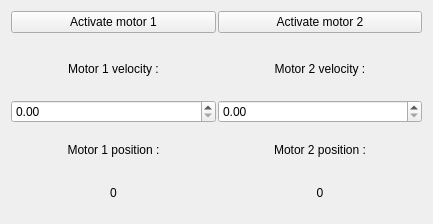
Old version of the form gui_arm_us/resource/gui_arm_us.ui in the repository CharloLeRigolo/ArmUs.
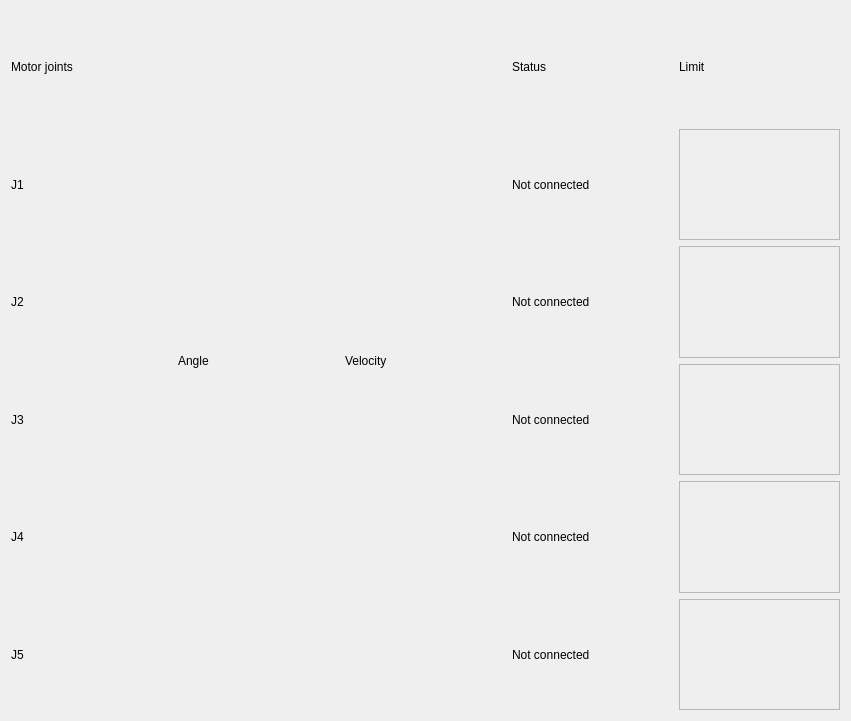
New version of the form.

Diff of the .ui file:
```diff
--- a/gui_arm_us/resource/gui_arm_us.ui
+++ b/gui_arm_us/resource/gui_arm_us.ui
@@ -6,115 +6,194 @@
    <rect>
     <x>0</x>
     <y>0</y>
-    <width>433</width>
-    <height>224</height>
+    <width>851</width>
+    <height>721</height>
    </rect>
   </property>
   <property name="windowTitle">
    <string>Form</string>
   </property>
-  <layout class="QVBoxLayout" name="verticalLayout">
-   <item>
+  <layout class="QGridLayout" name="gridLayout_2">
+   <item row="0" column="0">
     <layout class="QGridLayout" name="gridLayout">
-     <property name="horizontalSpacing">
-      <number>2</number>
-     </property>
-     <property name="verticalSpacing">
-      <number>1</number>
-     </property>
      <item row="0" column="0">
-      <widget class="QPushButton" name="motor1_button">
-       <property name="text">
-        <string>Activate motor 1</string>
-       </property>
-      </widget>
+      <layout class="QHBoxLayout" name="horizontalLayout_2">
+       <item>
+        <layout class="QVBoxLayout" name="verticalLayout_2">
+         <item>
+          <widget class="QLabel" name="label_10">
+           <property name="text">
+            <string>Motor joints</string>
+           </property>
+          </widget>
+         </item>
+         <item>
+          <widget class="QLabel" name="label_7">
+           <property name="text">
+            <string>J1</string>
+           </property>
+          </widget>
+         </item>
+         <item>
+          <widget class="QLabel" name="label">
+           <property name="text">
+            <string>J2</string>
+           </property>
+          </widget>
+         </item>
+         <item>
+          <widget class="QLabel" name="label_2">
+           <property name="text">
+            <string>J3</string>
+           </property>
+          </widget>
+         </item>
+         <item>
+          <widget class="QLabel" name="label_3">
+           <property name="text">
+            <string>J4</string>
+           </property>
+          </widget>
+         </item>
+         <item>
+          <widget class="QLabel" name="label_9">
+           <property name="text">
+            <string>J5</string>
+           </property>
+          </widget>
+         </item>
+        </layout>
+       </item>
+      </layout>
      </item>
      <item row="0" column="1">
-      <widget class="QPushButton" name="motor2_button">
-       <property name="text">
-        <string>Activate motor 2</string>
-       </property>
-      </widget>
+      <layout class="QVBoxLayout" name="verticalLayout_5">
+       <item>
+        <widget class="QLabel" name="label_8">
+         <property name="text">
+          <string>Angle</string>
+         </property>
+        </widget>
+       </item>
+      </layout>
      </item>
-    </layout>
-   </item>
-   <item>
-    <layout class="QGridLayout" name="gridLayout_2">
-     <property name="spacing">
-      <number>2</number>
-     </property>
-     <item row="1" column="1">
-      <widget class="QDoubleSpinBox" name="motor2_velocity"/>
+     <item row="0" column="4">
+      <layout class="QVBoxLayout" name="verticalLayout">
+       <item>
+        <widget class="QLabel" name="label_6">
+         <property name="text">
+          <string>Limit</string>
+         </property>
+        </widget>
+       </item>
+       <item>
+        <widget class="QFrame" name="frame_5">
+         <property name="frameShape">
+          <enum>QFrame::StyledPanel</enum>
+         </property>
+         <property name="frameShadow">
+          <enum>QFrame::Raised</enum>
+         </property>
+        </widget>
+       </item>
+       <item>
+        <widget class="QFrame" name="frame_4">
+         <property name="frameShape">
+          <enum>QFrame::StyledPanel</enum>
+         </property>
+         <property name="frameShadow">
+          <enum>QFrame::Raised</enum>
+         </property>
+        </widget>
+       </item>
+       <item>
+        <widget class="QFrame" name="frame_3">
+         <property name="frameShape">
+          <enum>QFrame::StyledPanel</enum>
+         </property>
+         <property name="frameShadow">
+          <enum>QFrame::Raised</enum>
+         </property>
+        </widget>
+       </item>
+       <item>
+        <widget class="QFrame" name="frame_2">
+         <property name="frameShape">
+          <enum>QFrame::StyledPanel</enum>
+         </property>
+         <property name="frameShadow">
+          <enum>QFrame::Raised</enum>
+         </property>
+        </widget>
+       </item>
+       <item>
+        <widget class="QFrame" name="frame">
+         <property name="frameShape">
+          <enum>QFrame::StyledPanel</enum>
+         </property>
+         <property name="frameShadow">
+          <enum>QFrame::Raised</enum>
+         </property>
+        </widget>
+       </item>
+      </layout>
      </item>
-     <item row="1" column="0">
-      <widget class="QDoubleSpinBox" name="motor1_velocity"/>
+     <item row="0" column="3">
+      <layout class="QVBoxLayout" name="verticalLayout_8">
+       <item>
+        <widget class="QLabel" name="label_5">
+         <property name="text">
+          <string>Status</string>
+         </property>
+        </widget>
+       </item>
+       <item>
+        <widget class="QLabel" name="label_12">
+         <property name="text">
+          <string>Not connected</string>
+         </property>
+        </widget>
+       </item>
+       <item>
+        <widget class="QLabel" name="label_13">
+         <property name="text">
+          <string>Not connected</string>
+         </property>
+        </widget>
+       </item>
+       <item>
+        <widget class="QLabel" name="label_15">
+         <property name="text">
+          <string>Not connected</string>
+         </property>
+        </widget>
+       </item>
+       <item>
+        <widget class="QLabel" name="label_14">
+         <property name="text">
+          <string>Not connected</string>
+         </property>
+        </widget>
+       </item>
+       <item>
+        <widget class="QLabel" name="label_11">
+         <property name="text">
+          <string>Not connected</string>
+         </property>
+        </widget>
+       </item>
+      </layout>
      </item>
-     <item row="0" column="1">
-      <widget class="QLabel" name="label_2">
-       <property name="text">
-        <string>Motor 2 velocity :</string>
-       </property>
-       <property name="alignment">
-        <set>Qt::AlignCenter</set>
-       </property>
-      </widget>
-     </item>
-     <item row="0" column="0">
-      <widget class="QLabel" name="label">
-       <property name="text">
-        <string>Motor 1 velocity :</string>
-       </property>
-       <property name="alignment">
-        <set>Qt::AlignCenter</set>
-       </property>
-      </widget>
-     </item>
-    </layout>
-   </item>
-   <item>
-    <layout class="QGridLayout" name="gridLayout_3">
-     <property name="spacing">
-      <number>2</number>
-     </property>
-     <item row="0" column="1">
-      <widget class="QLabel" name="label_4">
-       <property name="text">
-        <string>Motor 2 position :</string>
-       </property>
-       <property name="alignment">
-        <set>Qt::AlignCenter</set>
-       </property>
-      </widget>
-     </item>
-     <item row="1" column="0">
-      <widget class="QLabel" name="motor1_position">
-       <property name="text">
-        <string>0</string>
-       </property>
-       <property name="alignment">
-        <set>Qt::AlignCenter</set>
-       </property>
-      </widget>
-     </item>
-     <item row="0" column="0">
-      <widget class="QLabel" name="label_3">
-       <property name="text">
-        <string>Motor 1 position :</string>
-       </property>
-       <property name="alignment">
-        <set>Qt::AlignCenter</set>
-       </property>
-      </widget>
-     </item>
-     <item row="1" column="1">
-      <widget class="QLabel" name="motor2_position">
-       <property name="text">
-        <string>0</string>
-       </property>
-       <property name="alignment">
-        <set>Qt::AlignCenter</set>
-       </property>
-      </widget>
+     <item row="0" column="2">
+      <layout class="QVBoxLayout" name="verticalLayout_9">
+       <item>
+        <widget class="QLabel" name="label_4">
+         <property name="text">
+          <string>Velocity</string>
+         </property>
+        </widget>
+       </item>
+      </layout>
      </item>
     </layout>
    </item>
```
